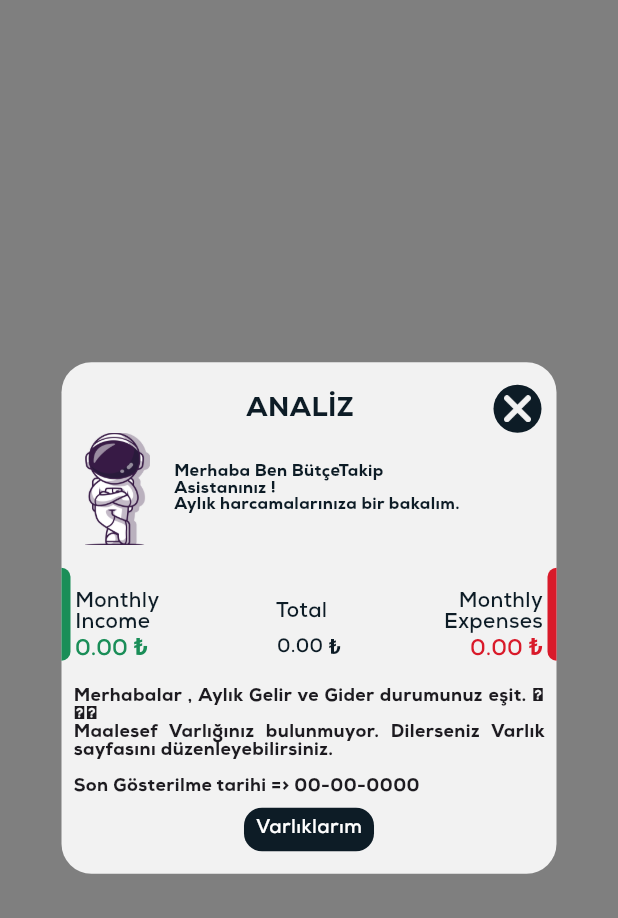
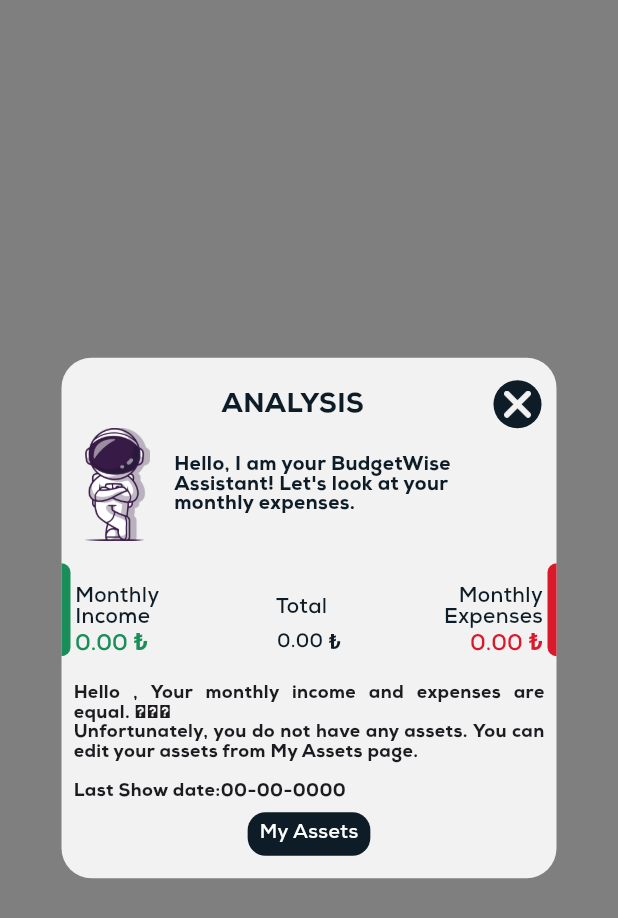
Before and after one commit to zahidayturan/ButceTakip, a Flutter app: the myAssistant screen opened directly, on a phone screen of 412 x 824 dp. Shown: the top 918 px of the screen. Run offline on Flutter 3.47's test engine with Material 3 defaults, Android fonts, the phone set to English and light mode, and no system bars; our stand-ins replace cloud_firestore, csv, device_info_plus, dropdown_button2, firebase_auth, firebase_core and 10 more; missing offline and left inert: app_settings, d_chart, flutter_share, googleapis, ntp; accounts and stored records are empty; generated files the repository leaves out were written again; Roboto replaces fonts that are missing (TL).

Commit message:
tüm çeviriler bitti

```diff
--- a/lib/UI/analysis_bar.dart
+++ b/lib/UI/analysis_bar.dart
@@ -287,7 +287,10 @@ class _AnalysisBar extends ConsumerState<AnalysisBar> {
                       builder: (context, snapshot) {
                         if(snapshot.hasData){
                           var data = snapshot.data;
-                          return analysisData(ref, items, data);
+                          return Directionality(
+                              textDirection: readSettings.Language == "العربية" ? TextDirection.rtl : TextDirection.ltr,
+                              child: analysisData(ref, items, data)
+                          );
                         }else{
                           return const SizedBox(
                             height: 250,
@@ -322,7 +325,7 @@ class _AnalysisBar extends ConsumerState<AnalysisBar> {
     double total = double.parse(readdb.getTotalAmount(items)[0]); //Aylık Toplam fark
     DateTime dateTime = DateTime.now();
     var user = FirebaseAuth.instance.currentUser;
-    String message = "Merhabalar  ${user?.displayName ?? "Efendim"}, " ;
+    String message = "${translation(context).hello}  ${user?.displayName ?? translation(context).sir}, " ;
 
     double dailySpend = (total / (foundMaxdayinMoth() - dateTime.day)) ; //Ayın kalanında harcanması gereken günlük miktar.
     double assetTotal = getAssetsApi(ref, data); //Varlıklarımdan veri çekiyor.
@@ -331,41 +334,41 @@ class _AnalysisBar extends ConsumerState<AnalysisBar> {
     int remainderDay = foundMaxdayinMoth() - DateTime.now().day ; // Ay bitimine kalan günü verir.
 
     if(total > 0){
-      message += "Aylık Gelir Gider durumunuzunun + bakiyede olduğunu görebiliyorum. " ;
+      message += translation(context).spendingInPositiveBalance;
       if(dailySpend >= montlyincome *.5 && dailySpend < montlyincome){
-        message += "Böyle Devam ";
+        message += translation(context).keepGoingLikeThis;
       }else if (dailySpend > montlyincome && dailySpend <= montlyincome * 1.4){
-        message += "Gayet Güzel bir oran var. ";
+        message += translation(context).goodJobKeepGoingLikeThis;
       }else if (dailySpend > montlyincome * 1.4){
-        message += "Harika ! 🎉🥳🎉";
+        message += "${translation(context).great} 🎉🥳🎉";
       }else if(dailySpend < montlyincome * .5){
-        message += "Biraz bütçenizi idareli harcamanızı öneririz 🙄. ";
+        message += "${translation(context).recommendThatYouSpendYourBudgetWisely} 🙄. ";
       }else{
         message += "error no found statement";
       }
-      message += "Aylık Gelirinizin %${percentPeriod.toStringAsFixed(0)}' ini harcamışsınız. ";
-      message += "Ay bitimine $remainderDay gün kaldı. ";
-      message += "Ay sonuna ortalama günlük ${dailySpend.toStringAsFixed(2)} ${ref.read(settingsRiverpod).Prefix} harcayarak ulaşabilirsiniz. ";
+      message += "\n\n- ${translation(context).youSpentThisMuchOfYourMonthlyIncome}${percentPeriod.toStringAsFixed(0)}${translation(context).percentage}";
+      message += "\n- ${translation(context).numberOfDaysLeft} $remainderDay ${translation(context).day}";
+      message += "\n- ${translation(context).spendingThisMuchPerDayOnAverage} ${dailySpend.toStringAsFixed(2)} ${ref.read(settingsRiverpod).Prefix}";
     }else if(total == 0 ){
-      message += "Aylık Gelir ve Gider durumunuz eşit. ";
+      message += translation(context).yourIncomeExpensesAreEqual;
       if(assetTotal > 0){
-        message += "Neyse ki halihazırda Varlıklarınız da Paranız mevcut. ";
+        message += translation(context).fortunatelyYouAlreadyHaveMoneyInAssets;
       }else{
         message += "🥹🥹🥹 "; /// bune gardaş
       }
     }else{
-      message += "Aylık Gelir Gider durumunuzun maalesef - bakiyede olduğunu göryorum. ";
+      message += translation(context).spendingInNegativeBalance;
       /// if(assetTotal > 0){
       ///   message += "neyse ki ";
       /// }
     }
     if(assetTotal <= 0){ ///varlık kontrolu
-      message += "\nMaalesef Varlığınız bulunmuyor. Dilerseniz Varlık sayfasını düzenleyebilirsiniz. ";
+      message += "\n${translation(context).youDoNotHaveAnyAssetsEditYourAssets}";
     }else{
-      message += "\n\nVarlıklarım Sayfasında toplam ${assetTotal.toStringAsFixed(2)} ${ref.read(settingsRiverpod).Prefix} paranız bulunmaktadır. ";
+      message += "\n\n${translation(context).yourTotalMoneyOnTheMyAssetsPageIs}${assetTotal.toStringAsFixed(2)} ${ref.read(settingsRiverpod).Prefix}";
     }
     if(ref.read(settingsRiverpod).assistantLastShowDate != null){
-      message += "\n\nSon Gösterilme tarihi => ${ref.read(settingsRiverpod).assistantLastShowDate.toString().split(" ")[0]}";
+      message += "\n\n${translation(context).lastShowDate}${ref.read(settingsRiverpod).assistantLastShowDate.toString().split(" ")[0]}";
     }
 
     return Column(
@@ -375,7 +378,7 @@ class _AnalysisBar extends ConsumerState<AnalysisBar> {
           child: Text(
             message.toString(),
             style: const TextStyle(
-              height: 1,
+              height: 1.1,
               fontSize: 12,
               fontFamily: "Nexa4"
             ),
@@ -390,9 +393,9 @@ class _AnalysisBar extends ConsumerState<AnalysisBar> {
               height: 70,
               child: Column(
                 children: [
-                  const Text(
-                      "Bu aydaki Gelir Tipindeki işlemler",
-                    style: TextStyle(
+                  Text(
+                      translation(context).yourIncomeActivitiesForThisMonth,
+                    style: const TextStyle(
                       fontFamily: "Nexa3",
                       fontSize: 12,
                     ),
@@ -570,9 +573,9 @@ class _AnalysisBar extends ConsumerState<AnalysisBar> {
               color: Theme.of(context).highlightColor,
               borderRadius: BorderRadius.circular(12),
             ),
-            child: const Text(
-              "Varlıklarım",
-              style: TextStyle(
+            child: Text(
+              translation(context).myAssetsSmall,
+              style: const TextStyle(
                   height: 1,
                   fontSize: 13,
                   color: Colors.white
--- a/lib/UI/my_assistant.dart
+++ b/lib/UI/my_assistant.dart
@@ -1,4 +1,5 @@
 import 'package:butcekontrol/UI/analysis_bar.dart';
+import 'package:butcekontrol/classes/language.dart';
 import 'package:flutter/material.dart';
 import 'package:flutter/services.dart';
 import 'package:flutter_riverpod/flutter_riverpod.dart';
@@ -19,6 +20,7 @@ class _myAssistant extends ConsumerState<myAssistant> {
   Widget build(BuildContext context) {
     var size = MediaQuery.of(context).size;
     var readCategoryInfo = ref.read(categoryInfoRiverpod);
+    var readSettings = ref.read(settingsRiverpod);
     Future<List<SpendInfo>> myList = readCategoryInfo.myMethod2(key: "a");
     return WillPopScope(
       onWillPop: () async {
@@ -113,7 +115,7 @@ class _myAssistant extends ConsumerState<myAssistant> {
                                     width: 30,
                                   ),
                                   Text(
-                                    "ANALİZ",
+                                    translation(context).analysis,
                                     style: TextStyle(
                                       color: Theme.of(context).canvasColor,
                                       fontFamily: 'Nexa4',
@@ -123,7 +125,7 @@ class _myAssistant extends ConsumerState<myAssistant> {
                                     ),
                                   ),
                                   Container(
-                                    margin: EdgeInsets.only(right: 10),
+                                    margin: EdgeInsets.only(right: 10, left: 10),
                                     width: 32,
                                     height: 32,
                                     child: DecoratedBox(
@@ -158,13 +160,12 @@ class _myAssistant extends ConsumerState<myAssistant> {
                                   SizedBox(
                                     width: 200,
                                     child: Text(
-                                      "Merhaba Ben BütçeTakip Asistanınız !\n"
-                                      "Aylık harcamalarınıza bir bakalım.",
+                                      "${translation(context).iAmYourBudgetWiseAssistant} ${translation(context).lookAtYourMonthlyExpenses}",
                                       textAlign: TextAlign.start,
                                       style: TextStyle(
                                           color: Theme.of(context).canvasColor,
                                           fontFamily: "Nexa4",
-                                          fontSize: 11,
+                                          fontSize: readSettings.Language == "العربية" ? 16 : 13,
                                           height: 1
                                       ),
                                     ),
--- a/lib/l10n/app_en.arb
+++ b/lib/l10n/app_en.arb
@@ -14,6 +14,7 @@
     "backupTitle": "BACKUP",
     "contactUsTitle": "CONTACT US",
     "myAssets": "MY ASSETS",
+    "myAssetsSmall": "My Assets",
 
     "selectLanguage": "Please select a language",
 
@@ -678,5 +679,34 @@
     "doYouConfirm": "Do you confirm? (You will be able to log in again with the same Email account.)",
     "deleteMyAccountSmall": "Delete My Account",
     "deleteMyAccountSmallSize": "135",
-    "cancel": "cancel"
+    "cancel": "cancel",
+
+    "analysis": "ANALYSIS",
+    "iAmYourBudgetWiseAssistant": "Hello, I am your BudgetWise Assistant!",
+    "lookAtYourMonthlyExpenses": "Let's look at your monthly expenses.",
+
+    "hello": "Hello",
+    "sir": "Sir",
+
+    "spendingInPositiveBalance": "I see that your monthly Income and Expenses are in positive balance. ",
+    "keepGoingLikeThis": "Keep going like this ",
+    "goodJobKeepGoingLikeThis": "Good job, keep going like this ",
+    "great": "Great! ",
+    "recommendThatYouSpendYourBudgetWisely": "We recommend that you spend your budget wisely ",
+
+    "youSpentThisMuchOfYourMonthlyIncome": "You spent this much of your Monthly Income: ",
+    "percentage": "%",
+    "numberOfDaysLeft": "Number of days left until the end of the month: ",
+    "day": "days",
+    "spendingThisMuchPerDayOnAverage": "You can reach the end of the month by spending this much per day on average: ",
+
+    "yourIncomeExpensesAreEqual": "Your monthly income and expenses are equal. ",
+    "fortunatelyYouAlreadyHaveMoneyInAssets": "Fortunately, you already have money in Assets. ",
+
+    "spendingInNegativeBalance": "I see that your monthly income and expenses are unfortunately in negative balance. ",
+    "youDoNotHaveAnyAssetsEditYourAssets": "Unfortunately, you do not have any assets. You can edit your assets from My Assets page. ",
+    "yourTotalMoneyOnTheMyAssetsPageIs": "Your total money on the My Assets page: ",
+    "lastShowDate": "Last Show date:",
+
+    "yourIncomeActivitiesForThisMonth": "Your Income activities for this month"
 }
```
Also changed, not shown: lib/l10n/app_ar.arb (+31 -1 lines), lib/l10n/app_tr.arb (+31 -1 lines).
